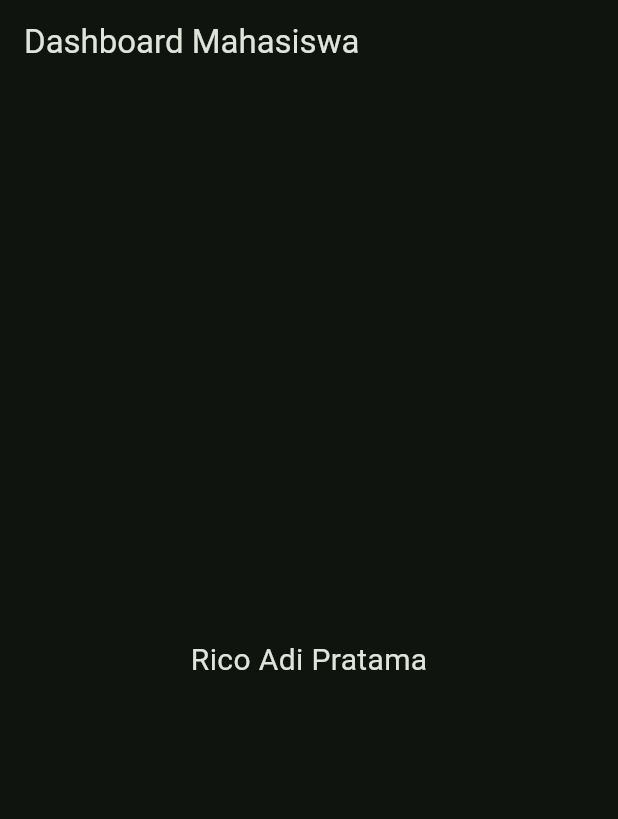
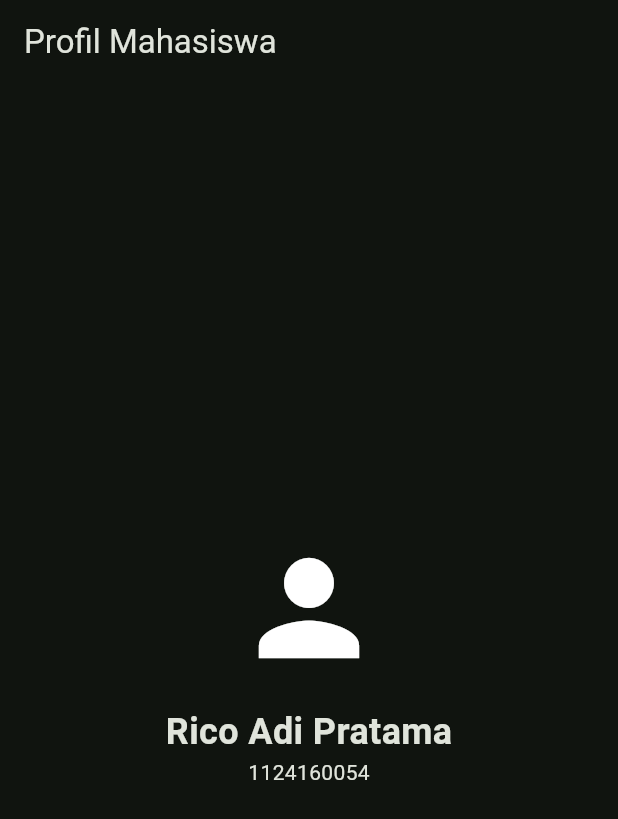
Before and after one commit to snzza/tugas-pertemuan-4, a Flutter app: the screen it shows after launch, on a phone screen of 412 x 824 dp. Shown: the top 819 px of the screen. Run offline on Flutter 3.47's test engine with Material 3 defaults, Android fonts, the phone set to English and light mode, and no system bars.

Commit message:
latihan 5 halaman profil

```diff
--- a/lib/main.dart
+++ b/lib/main.dart
@@ -27,15 +27,32 @@ class MyApp extends StatelessWidget {
         useMaterial3: true,
       ),
       themeMode: ThemeMode.dark,
-      home: Scaffold(
-        appBar: AppBar(
-          title: const Text('Dashboard Mahasiswa'),
-        ),
-        body: const Center(
-          child: Text(
-            'Rico Adi Pratama',
-            style: TextStyle(fontSize: 20),
-          ),
+      home: const ProfilePage(),
+    );
+  }
+}
+
+class ProfilePage extends StatelessWidget {
+  const ProfilePage({super.key});
+
+  @override
+  Widget build(BuildContext context) {
+    return Scaffold(
+      appBar: AppBar(
+        title: const Text('Profil Mahasiswa'),
+      ),
+      body: const Center(
+        child: Column(
+          mainAxisAlignment: MainAxisAlignment.center,
+          children: [
+            Icon(Icons.person, size: 100),
+            SizedBox(height: 16),
+            Text(
+              'Rico Adi Pratama',
+              style: TextStyle(fontSize: 24, fontWeight: FontWeight.bold),
+            ),
+            Text('1124160054'),
+          ],
         ),
       ),
     );
```
Also changed, not shown: 1 other file.
